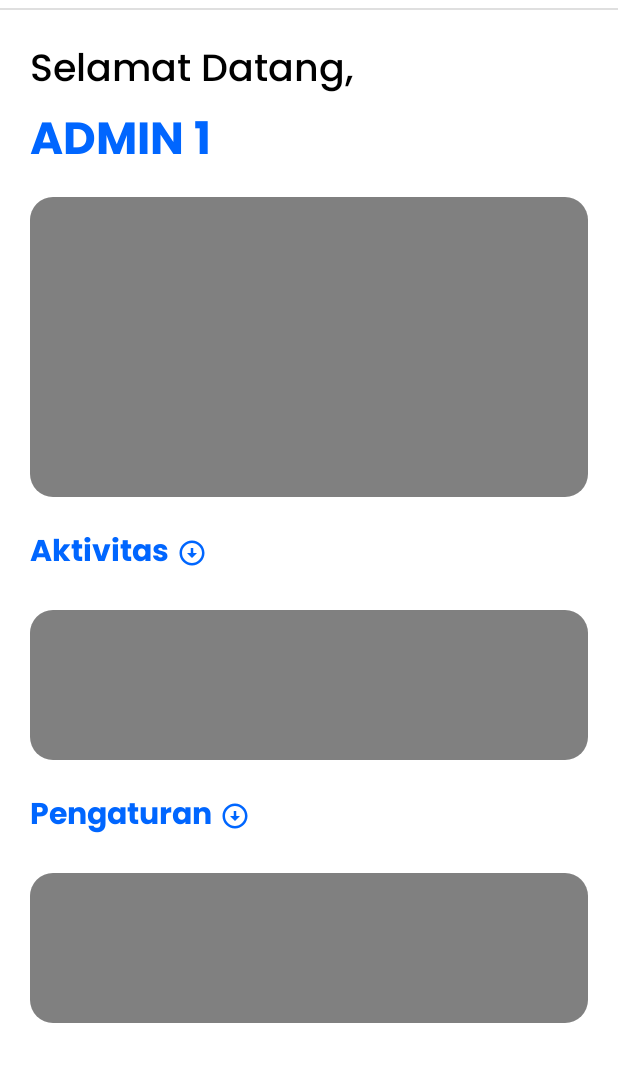
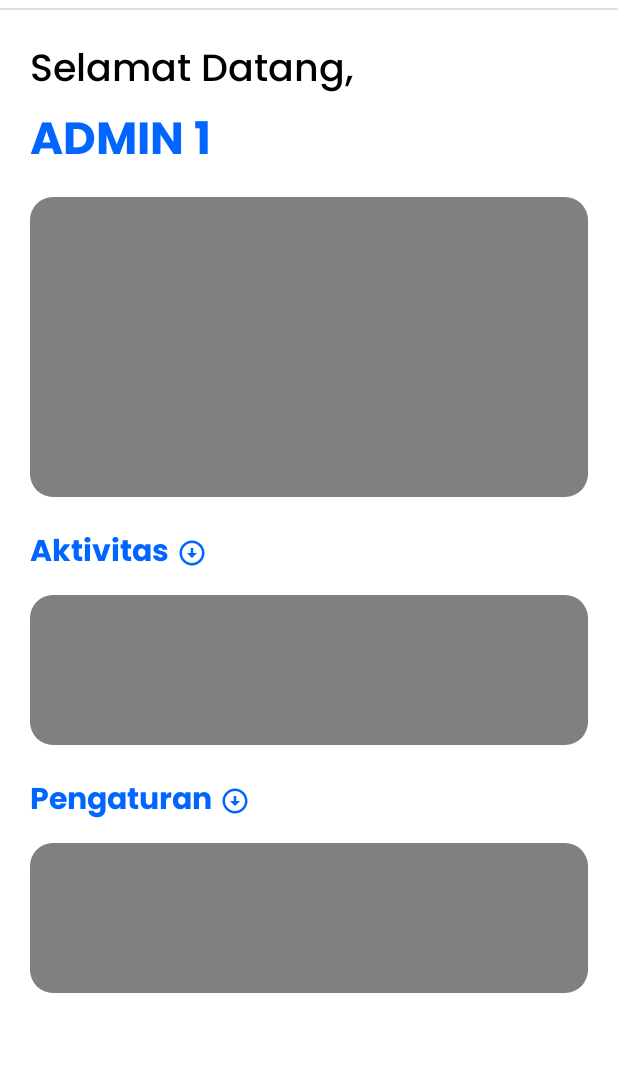
Before and after one commit to overlogic-universe/Parky, an Android app: the HomeAdminActivity screen opened directly, with no data from a screen before it, on a phone screen of 412 x 824 dp, the part 75-1157 px from its top. Run offline under Robolectric (Android 15) with nearby library versions, the phone set to English and light mode, and no system bars.

Commit message:
style: adjust view

```diff
--- a/app/src/main/res/layout/activity_home_admin.xml
+++ b/app/src/main/res/layout/activity_home_admin.xml
@@ -57,12 +57,13 @@
                 android:layout_width="match_parent"
                 android:layout_height="200dp"
                 android:background="@drawable/border_radius_15"
-                android:backgroundTint="@color/grey"/>
+                android:backgroundTint="@color/grey"
+                android:layout_marginBottom="10dp"/>
 
             <TextView
                 android:layout_width="wrap_content"
                 android:layout_height="wrap_content"
-                android:layout_marginVertical="20dp"
+                android:layout_marginVertical="10dp"
                 android:text="@string/aktivitas"
                 android:textColor="@color/primaryColor"
                 android:textSize="20sp"
@@ -77,12 +78,13 @@
                 android:clickable="true"
                 android:layout_height="100dp"
                 android:background="@drawable/border_radius_15"
-                android:backgroundTint="@color/grey"/>
+                android:backgroundTint="@color/grey"
+                android:layout_marginBottom="10dp"/>
 
             <TextView
                 android:layout_width="wrap_content"
                 android:layout_height="wrap_content"
-                android:layout_marginVertical="20dp"
+                android:layout_marginVertical="10dp"
                 android:text="@string/pengaturan"
                 android:textColor="@color/primaryColor"
                 android:textSize="20sp"
--- a/app/src/main/res/values/colors.xml
+++ b/app/src/main/res/values/colors.xml
@@ -1,7 +1,6 @@
 <?xml version="1.0" encoding="utf-8"?>
 <resources>
     <color name="primaryColor">#0066FF</color>
-    <color name="statusBarColor">#045EE4</color>
     <color name="green">#70CF39</color>
     <color name="red">#F80000</color>
     <color name="lightGrey">#DFDFDF</color>
--- a/app/src/main/res/values/strings.xml
+++ b/app/src/main/res/values/strings.xml
@@ -1,5 +1,5 @@
 <resources>
-    <string name="app_name">parky</string>
+    <string name="app_name">Parky</string>
     <string name="welcome_back">Welcome Back!</string>
     <string name="login_in_to_your_existant_account">Login in to your existant account</string>
     <string name="password">Password</string>
--- a/app/src/main/res/values/themes.xml
+++ b/app/src/main/res/values/themes.xml
@@ -6,7 +6,7 @@
         <item name="colorPrimaryVariant">@color/primaryColor</item>
         <item name="colorOnPrimary">@color/white</item>
         <!-- Status bar color. -->
-        <item name="android:statusBarColor">@color/statusBarColor</item>
+        <item name="android:statusBarColor">?attr/colorPrimaryVariant</item>
         <!-- Customize your theme here. -->
         <item name="backgroundColor">@color/white</item>
         <item name="android:textColor">@color/black</item>
```
